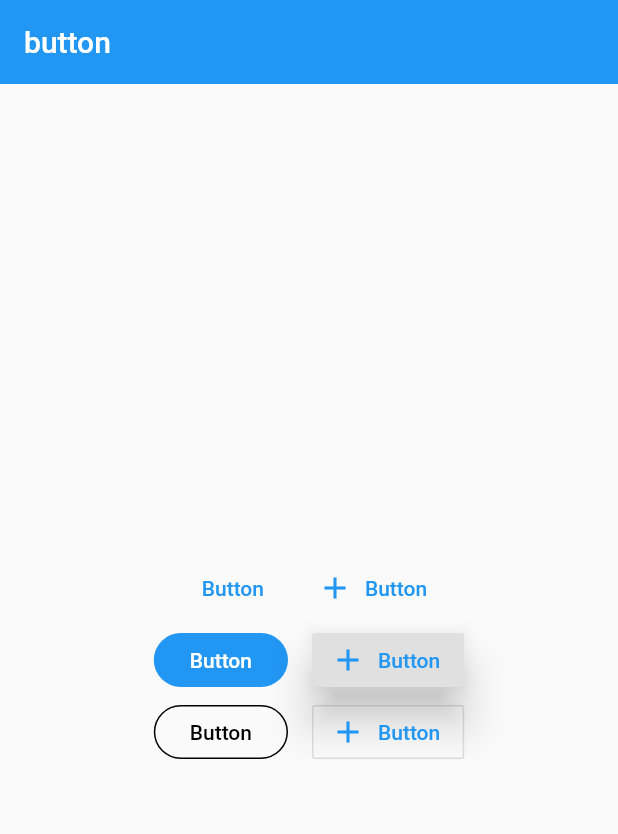
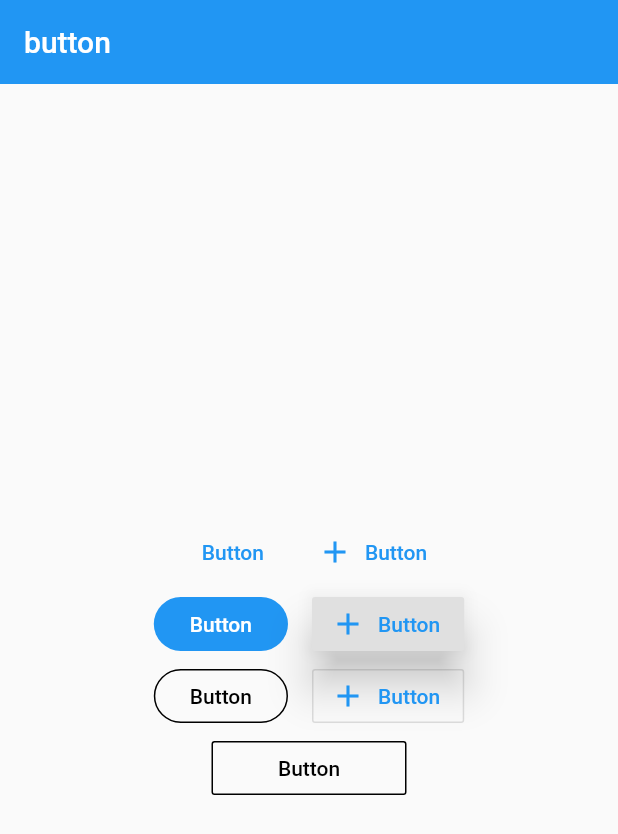
Before and after one commit to YuDongZhang/flutter_app_learn, a Flutter app: the ButtonDemo screen opened directly, on a phone screen of 412 x 824 dp. Shown: the top 834 px of the screen. Run offline on Flutter 3.47's test engine with Material 2 defaults, Android fonts, the light colour scheme and no system bars.

Commit message:
按钮容器 Container：有固定宽度的按钮

```diff
--- a/lib/20-宁浩教程练习/demo/material_components.dart
+++ b/lib/20-宁浩教程练习/demo/material_components.dart
@@ -120,6 +120,26 @@ class ButtonDemo extends StatelessWidget {
       ],
     );
 
+    final Widget fixedWidthButton = Row(
+      mainAxisAlignment: MainAxisAlignment.center,
+      children: <Widget>[
+        Container(
+          width: 130.0,
+          child: OutlineButton(
+            child: Text('Button'),
+            onPressed: () {},
+            splashColor: Colors.grey[100],
+            borderSide: BorderSide(
+              color: Colors.black,
+            ),
+            textColor: Colors.black,
+            highlightedBorderColor: Colors.grey,
+          ),
+        ),
+      ],
+    );
+
+
     return Scaffold(
       appBar: AppBar(
         title: Text('button'),
@@ -133,6 +153,7 @@ class ButtonDemo extends StatelessWidget {
             flatButtonDemo,
             raisedButtonDemo,
             outlineButtonDemo,
+            fixedWidthButton,
           ],
         ),
       ),
```
